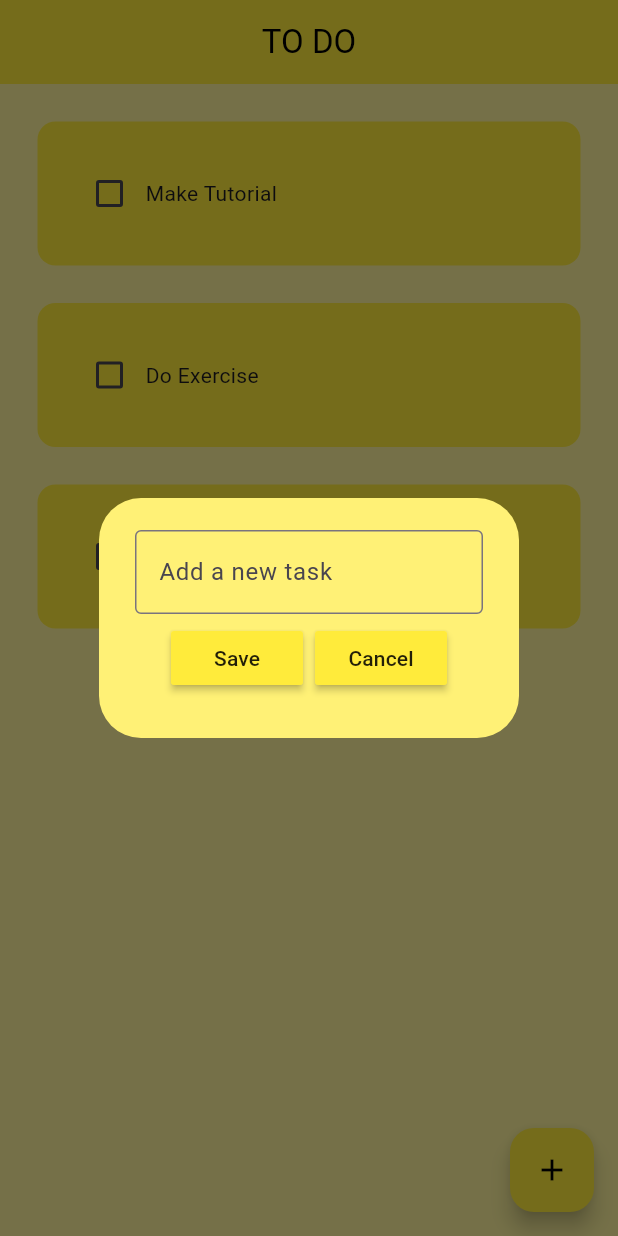
After one commit to memo-ibrahim-alean/todo_app, a Flutter app: the screen it shows after launch, after a tap on the "add" icon, on a phone screen of 412 x 824 dp. The commit adds this screen. Run offline on Flutter 3.47's test engine with Material 3 defaults, Android fonts, the phone set to English and light mode, and no system bars.

Commit message:
Add task functionality

```diff
--- a/lib/main.dart
+++ b/lib/main.dart
@@ -14,6 +14,7 @@ class MainApp extends StatelessWidget {
       debugShowCheckedModeBanner: false,
       home: HomePage(),
       theme: ThemeData(
+        primaryColor: Colors.yellow,
         primarySwatch: Colors.yellow,
         appBarTheme: AppBarTheme(
           backgroundColor: Colors.yellow,
--- a/lib/pages/home_page.dart
+++ b/lib/pages/home_page.dart
@@ -1,5 +1,5 @@
 import 'package:flutter/material.dart';
-
+import 'package:todo_app/util/dialog_box.dart';
 import '../util/todo_tile.dart';
 
 class HomePage extends StatefulWidget {
@@ -10,10 +10,14 @@ class HomePage extends StatefulWidget {
 }
 
 class _HomePageState extends State<HomePage> {
+  // text controller
+  final _controller = TextEditingController();
+
   // List of todos
   List todoList = [
     ["Make Tutorial", false],
     ["Do Exercise", false],
+    ["Buy Groceries", false],
   ];
 
   // Toggle the todo
@@ -23,15 +27,44 @@ class _HomePageState extends State<HomePage> {
     });
   }
 
+  // Save new task
+  void saveNewTask() {
+    setState(() {
+      todoList.add([_controller.text, false]);
+      _controller.clear();
+    });
+    Navigator.of(context).pop();
+  }
+
+  // Create a new todo
+  void createNewTask() {
+    showDialog(
+      context: context,
+      builder: (context) {
+        return DialogBox(
+          controller: _controller,
+          onSave: saveNewTask,
+          onCancel: () => Navigator.of(context).pop(),
+        );
+      },
+    );
+  }
+
   @override
   Widget build(BuildContext context) {
     return Scaffold(
       backgroundColor: Colors.yellow[200],
       appBar: AppBar(title: Text('TO DO'), centerTitle: true, elevation: 0),
+      floatingActionButton: FloatingActionButton(
+        onPressed: createNewTask,
+        backgroundColor: Colors.yellow,
+        child: Icon(Icons.add, color: Colors.black),
+      ),
       body: ListView.builder(
         itemCount: todoList.length,
         itemBuilder: (context, index) {
           return TodoTile(
+            key: Key('todo_$index'),
             taskName: todoList[index][0],
             taskCompleted: todoList[index][1],
             onChanged: (value) => checkboxChanged(value, index),
--- /dev/null
+++ b/lib/util/dialog_box.dart
@@ -0,0 +1,52 @@
+import 'package:flutter/material.dart';
+
+import 'my_button.dart';
+
+class DialogBox extends StatelessWidget {
+  final controller;
+  VoidCallback onSave;
+  VoidCallback onCancel;
+
+   DialogBox({
+    super.key,
+    required this.controller,
+    required this.onSave,
+    required this.onCancel,
+  });
+
+  @override
+  Widget build(BuildContext context) {
+    return AlertDialog(
+      backgroundColor: Colors.yellow[300],
+      content: Container(
+        height: 120,
+        child: Column(
+          mainAxisAlignment: MainAxisAlignment.spaceEvenly,
+          children: [
+            // get user input
+            TextField(
+              controller: controller,
+              decoration: InputDecoration(
+                border: OutlineInputBorder(),
+                focusedBorder: OutlineInputBorder(
+                  borderSide: BorderSide(color: Colors.yellow, width: 2.0),
+                ),
+                hintText: 'Add a new task',
+              ),
+            ),
+
+            // Buttons - save and cancel
+            Row(
+              mainAxisAlignment: MainAxisAlignment.center,
+              children: [
+                MyButton(text: 'Save', onPressed: onSave),
+                const SizedBox(width: 8),
+                MyButton(text: 'Cancel', onPressed: onCancel),
+              ],
+            ),
+          ],
+        ),
+      ),
+    );
+  }
+}
--- /dev/null
+++ b/lib/util/my_button.dart
@@ -0,0 +1,17 @@
+import 'package:flutter/material.dart';
+
+class MyButton extends StatelessWidget {
+  final String text;
+  VoidCallback onPressed;
+
+  MyButton({super.key, required this.text, required this.onPressed});
+
+  @override
+  Widget build(BuildContext context) {
+    return MaterialButton(
+      onPressed: onPressed,
+      color: Theme.of(context).primaryColor,
+      child: Text(text),
+    );
+  }
+}
--- a/lib/util/todo_tile.dart
+++ b/lib/util/todo_tile.dart
@@ -15,7 +15,7 @@ class TodoTile extends StatelessWidget {
   @override
   Widget build(BuildContext context) {
     return Padding(
-      padding: const EdgeInsets.all(25),
+      padding: const EdgeInsets.only(left: 25, right: 25, top: 25),
       child: Container(
         padding: EdgeInsets.all(24),
         decoration: BoxDecoration(
@@ -25,10 +25,19 @@ class TodoTile extends StatelessWidget {
         child: Row(
           children: [
             // checkbox
-            Checkbox(value: taskCompleted, onChanged: onChanged),
+            Checkbox(
+              value: taskCompleted,
+              onChanged: onChanged,
+              activeColor: Colors.black,
+            ),
 
             // task name
-            Text(taskName),
+            Text(
+              taskName,
+              style: TextStyle(
+                decoration: taskCompleted ? TextDecoration.lineThrough : TextDecoration.none,
+              ),
+            ),
           ],
         ),
       ),
```
